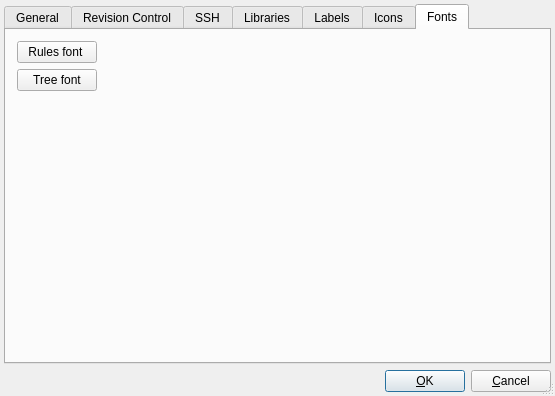
The window that src/gui/prefsdialog_q.ui (fwbuilder/fwbuilder) describes before a commit, drawn with Qt 5.
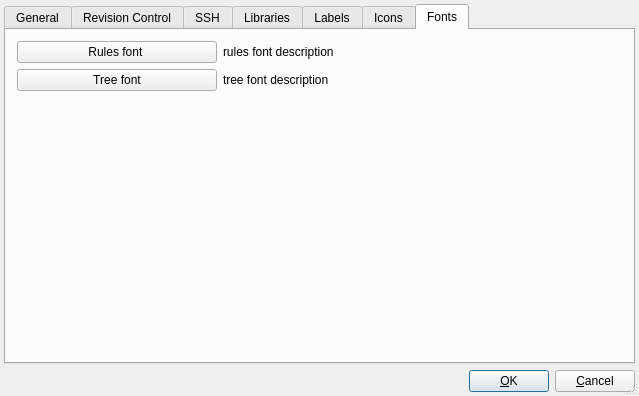
The same window after the commit. The open tabs and pages were chosen to show the change.

Commit message: prefs dialog shows currently selected fonts

```diff
--- a/src/gui/prefsdialog_q.ui
+++ b/src/gui/prefsdialog_q.ui
@@ -8,7 +8,7 @@
    <rect>
     <x>0</x>
     <y>0</y>
-    <width>555</width>
+    <width>639</width>
     <height>396</height>
    </rect>
   </property>
@@ -934,6 +934,18 @@
       <layout class="QGridLayout" >
        <item row="0" column="0" >
         <widget class="QPushButton" name="btRulesFont" >
+         <property name="sizePolicy" >
+          <sizepolicy vsizetype="Fixed" hsizetype="Fixed" >
+           <horstretch>0</horstretch>
+           <verstretch>0</verstretch>
+          </sizepolicy>
+         </property>
+         <property name="minimumSize" >
+          <size>
+           <width>200</width>
+           <height>0</height>
+          </size>
+         </property>
          <property name="toolTip" >
           <string>Choose font for rules sets</string>
          </property>
@@ -942,21 +954,33 @@
          </property>
         </widget>
        </item>
-       <item rowspan="3" row="0" column="1" >
-        <spacer>
-         <property name="orientation" >
-          <enum>Qt::Horizontal</enum>
+       <item row="0" column="1" >
+        <widget class="QLabel" name="rulesFontDescr" >
+         <property name="sizePolicy" >
+          <sizepolicy vsizetype="Preferred" hsizetype="Expanding" >
+           <horstretch>0</horstretch>
+           <verstretch>0</verstretch>
+          </sizepolicy>
          </property>
-         <property name="sizeHint" >
-          <size>
-           <width>40</width>
-           <height>121</height>
-          </size>
+         <property name="text" >
+          <string>rules font description</string>
          </property>
-        </spacer>
+        </widget>
        </item>
        <item row="1" column="0" >
         <widget class="QPushButton" name="btTreeFont" >
+         <property name="sizePolicy" >
+          <sizepolicy vsizetype="Fixed" hsizetype="Fixed" >
+           <horstretch>0</horstretch>
+           <verstretch>0</verstretch>
+          </sizepolicy>
+         </property>
+         <property name="minimumSize" >
+          <size>
+           <width>200</width>
+           <height>0</height>
+          </size>
+         </property>
          <property name="toolTip" >
           <string>Choose font for tree</string>
          </property>
@@ -965,7 +989,20 @@
          </property>
         </widget>
        </item>
-       <item row="3" column="0" >
+       <item row="1" column="1" >
+        <widget class="QLabel" name="treeFontDescr" >
+         <property name="sizePolicy" >
+          <sizepolicy vsizetype="Preferred" hsizetype="Expanding" >
+           <horstretch>0</horstretch>
+           <verstretch>0</verstretch>
+          </sizepolicy>
+         </property>
+         <property name="text" >
+          <string>tree font description</string>
+         </property>
+        </widget>
+       </item>
+       <item row="2" column="0" >
         <spacer>
          <property name="orientation" >
           <enum>Qt::Vertical</enum>
```
Left out of the diff: 2 changed lines with no effect on the pictures. The commit also changes 3 other files.
